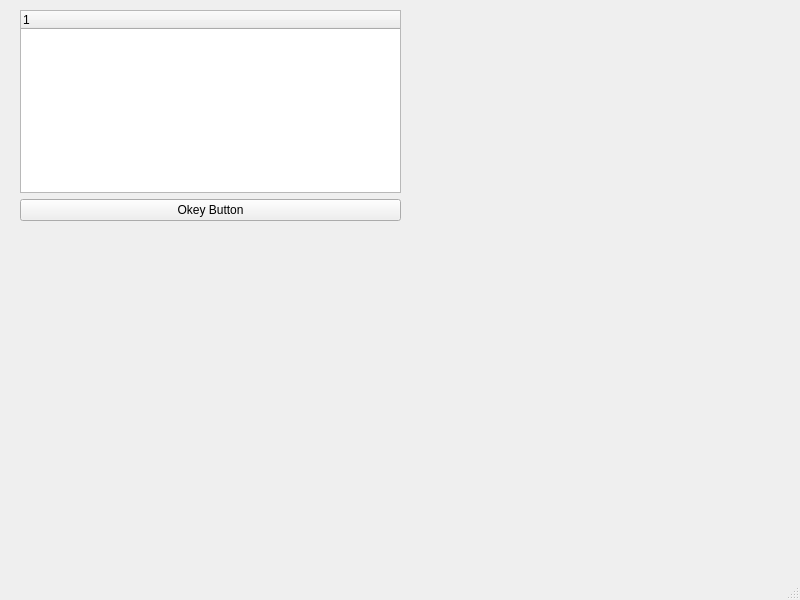
Old version of the form general_gui/src/gui.ui in the repository ViGUS/vigus_gui.
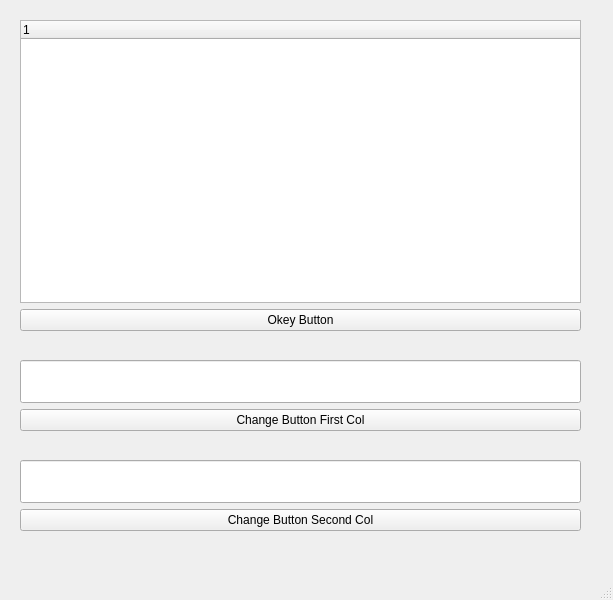
New version of the form.

Commit message: Added option for change configuration GUI

```diff
--- a/general_gui/src/gui.ui
+++ b/general_gui/src/gui.ui
@@ -6,7 +6,7 @@
    <rect>
     <x>0</x>
     <y>0</y>
-    <width>800</width>
+    <width>613</width>
     <height>600</height>
    </rect>
   </property>
@@ -24,9 +24,9 @@
     <property name="geometry">
      <rect>
       <x>20</x>
-      <y>10</y>
-      <width>381</width>
-      <height>211</height>
+      <y>20</y>
+      <width>561</width>
+      <height>311</height>
      </rect>
     </property>
     <layout class="QVBoxLayout" name="verticalLayout">
@@ -51,6 +51,70 @@
      </item>
     </layout>
    </widget>
+   <widget class="QWidget" name="verticalLayoutWidget_2">
+    <property name="geometry">
+     <rect>
+      <x>20</x>
+      <y>360</y>
+      <width>561</width>
+      <height>71</height>
+     </rect>
+    </property>
+    <layout class="QVBoxLayout" name="verticalLayout_2">
+     <item>
+      <widget class="QLineEdit" name="lineEdit_1Col">
+       <property name="maximumSize">
+        <size>
+         <width>16777215</width>
+         <height>16777196</height>
+        </size>
+       </property>
+       <property name="text">
+        <string/>
+       </property>
+      </widget>
+     </item>
+     <item>
+      <widget class="QPushButton" name="change_button_1Col">
+       <property name="text">
+        <string>Change Button First Col</string>
+       </property>
+      </widget>
+     </item>
+    </layout>
+   </widget>
+   <widget class="QWidget" name="verticalLayoutWidget_3">
+    <property name="geometry">
+     <rect>
+      <x>20</x>
+      <y>460</y>
+      <width>561</width>
+      <height>71</height>
+     </rect>
+    </property>
+    <layout class="QVBoxLayout" name="verticalLayout_3">
+     <item>
+      <widget class="QLineEdit" name="lineEdit_2Col">
+       <property name="maximumSize">
+        <size>
+         <width>16777215</width>
+         <height>16777196</height>
+        </size>
+       </property>
+       <property name="text">
+        <string/>
+       </property>
+      </widget>
+     </item>
+     <item>
+      <widget class="QPushButton" name="change_button_2Col">
+       <property name="text">
+        <string>Change Button Second Col</string>
+       </property>
+      </widget>
+     </item>
+    </layout>
+   </widget>
   </widget>
   <widget class="QMenuBar" name="menubar">
    <property name="geometry">
```
Left out of the diff: 2 changed lines with no effect on the pictures. The commit also changes 2 other files.
